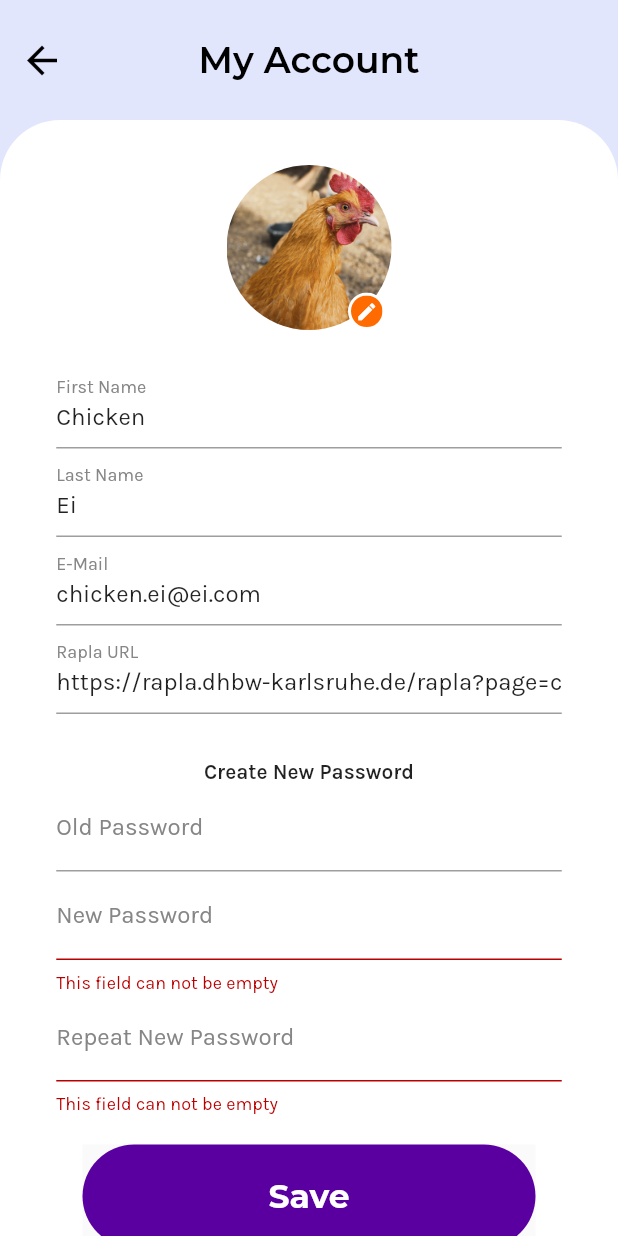
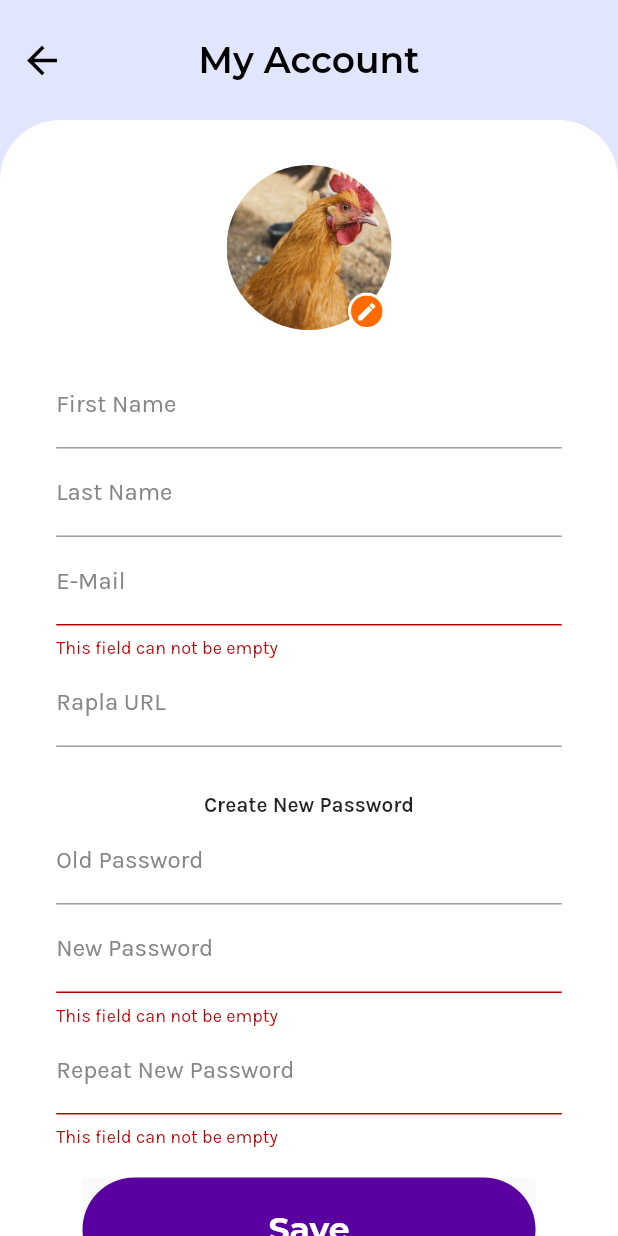
Before and after one commit to eiBoard-Company/Frontend, a Flutter app: the AccountScreen widget shown alone on an empty page, opened directly, after a tap on "Save", on a phone screen of 412 x 824 dp. Run offline on Flutter 3.47's test engine with Material 2 defaults, Android fonts, the phone set to English and light mode, and no system bars; our stand-ins replace flutter_zoom_drawer, google_fonts, syncfusion_flutter_calendar.

Commit message:
added controllers

```diff
--- a/eiboard_flutter/lib/pages/components/custom_text_form_field.dart
+++ b/eiboard_flutter/lib/pages/components/custom_text_form_field.dart
@@ -10,6 +10,7 @@ class CustomTextFormField extends StatefulWidget {
   final TextInputType? keyboardType;
   final int? minLines;
   final int? maxLines;
+  final TextEditingController controller;
   const CustomTextFormField({
     Key? key,
     required this.labelText,
@@ -19,6 +20,7 @@ class CustomTextFormField extends StatefulWidget {
     this.keyboardType,
     this.maxLines = 1,
     this.minLines,
+    required this.controller,
   }) : super(key: key);
 
   @override
@@ -43,6 +45,7 @@ class _CustomTextFormFieldState extends State<CustomTextFormField> {
     return SizedBox(
       width: widget.width,
       child: TextFormField(
+          controller: widget.controller,
           keyboardType: widget.keyboardType,
           minLines: widget.minLines,
           maxLines: widget.maxLines,
--- a/eiboard_flutter/lib/pages/settings_pages/account_screen.dart
+++ b/eiboard_flutter/lib/pages/settings_pages/account_screen.dart
@@ -15,6 +15,11 @@ class AccountScreen extends StatelessWidget {
   @override
   Widget build(BuildContext context) {
     final formKey = GlobalKey<FormState>();
+    final firstNameController = TextEditingController();
+    final lastNameController = TextEditingController();
+    final emailController = TextEditingController();
+    final raplaURLController = TextEditingController();
+    final oldPasswordController = TextEditingController();
     final user = UserPreferences.user;
     //TODO: make possible to change user data without changing password
     return PageBackground(
@@ -31,11 +36,18 @@ class AccountScreen extends StatelessWidget {
                 height: 20,
               ),
               CustomTextFormField(
-                  labelText: 'First Name', initialValue: user.firstName),
+                labelText: 'First Name',
+                initialValue: user.firstName,
+                controller: firstNameController,
+              ),
               CustomTextFormField(
-                  labelText: 'Last Name', initialValue: user.lastName),
+                labelText: 'Last Name',
+                initialValue: user.lastName,
+                controller: lastNameController,
+              ),
               CustomTextFormField(
                 labelText: 'E-Mail',
+                controller: emailController,
                 initialValue: user.email,
                 validator: (value) {
                   if (value == null || value.isEmpty) {
@@ -50,13 +62,18 @@ class AccountScreen extends StatelessWidget {
                 },
               ),
               CustomTextFormField(
-                  labelText: 'Rapla URL', initialValue: user.raplaURL),
+                  labelText: 'Rapla URL',
+                  controller: raplaURLController,
+                  initialValue: user.raplaURL),
               const SizedBox(
                 height: 30,
               ),
               Text('Create New Password',
                   style: GoogleFonts.karla(fontWeight: FontWeight.w600)),
-              const CustomTextFormField(labelText: 'Old Password'),
+              CustomTextFormField(
+                labelText: 'Old Password',
+                controller: oldPasswordController,
+              ),
               const PasswordInputFieldAccount(),
               Expanded(
                 child: Align(
--- a/eiboard_flutter/lib/pages/singletask_screen.dart
+++ b/eiboard_flutter/lib/pages/singletask_screen.dart
@@ -4,7 +4,6 @@ import 'package:google_fonts/google_fonts.dart';
 import '../themes/light_standard_theme.dart';
 import 'components/button.dart';
 import 'components/custom_date_picker.dart';
-import 'components/custom_text_form_field.dart';
 import 'components/page.dart';
 import 'components/task_list_object.dart';
 
```
Also changed, not shown: eiboard_flutter/lib/model/date_time_formatter.dart (added, +22 -0 lines), eiboard_flutter/lib/pages/create_event_screen.dart (+33 -14 lines), eiboard_flutter/lib/pages/create_task_screen.dart (+23 -1 lines).
